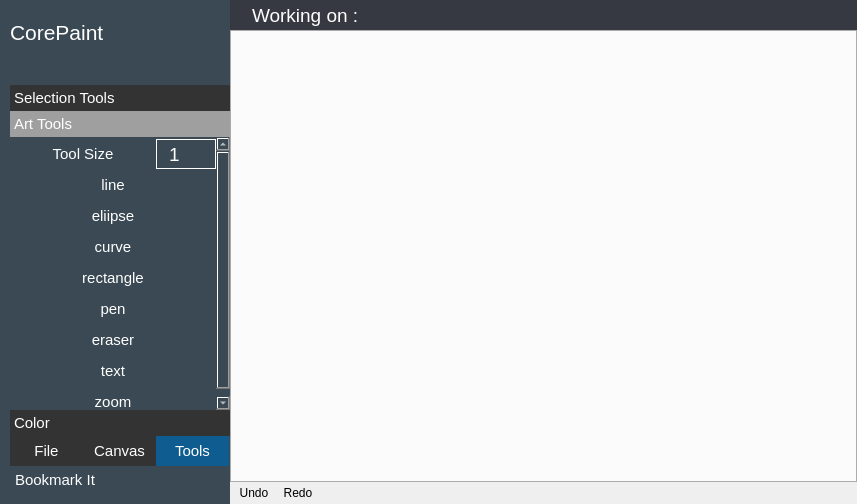
First picture: the form in app/corepaint/corepaint.ui, repository rahmanshaber/corebox, before the edit.
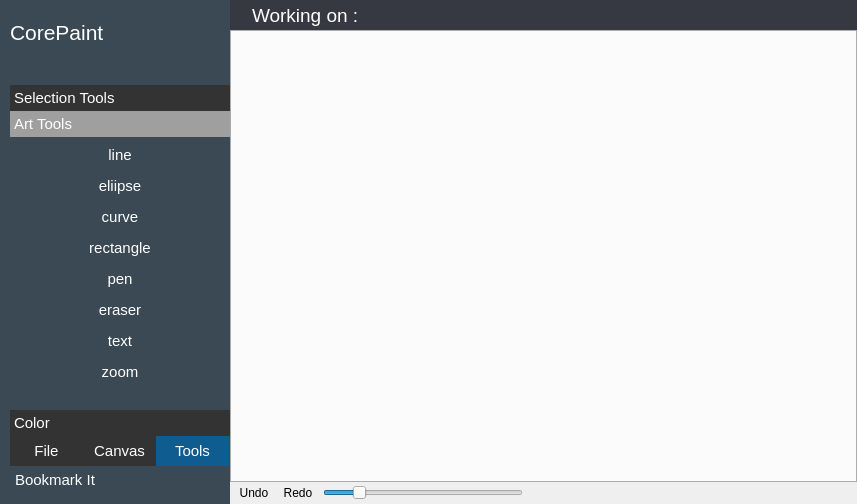
Second picture: the form after the edit. The open tabs and pages were chosen to show the change. Icons and pictures are not drawn.

```diff
--- a/app/corepaint/corepaint.ui
+++ b/app/corepaint/corepaint.ui
@@ -1025,7 +1025,7 @@
                <x>0</x>
                <y>0</y>
                <width>88</width>
-               <height>270</height>
+               <height>234</height>
               </rect>
              </property>
              <attribute name="label">
@@ -1047,157 +1047,6 @@
               <property name="bottomMargin">
                <number>0</number>
               </property>
-              <item>
-               <widget class="QFrame" name="frame_4">
-                <property name="sizePolicy">
-                 <sizepolicy hsizetype="Expanding" vsizetype="Preferred">
-                  <horstretch>0</horstretch>
-                  <verstretch>0</verstretch>
-                 </sizepolicy>
-                </property>
-                <property name="minimumSize">
-                 <size>
-                  <width>30</width>
-                  <height>30</height>
-                 </size>
-                </property>
-                <property name="maximumSize">
-                 <size>
-                  <width>400</width>
-                  <height>30</height>
-                 </size>
-                </property>
-                <property name="font">
-                 <font>
-                  <pointsize>14</pointsize>
-                 </font>
-                </property>
-                <property name="styleSheet">
-                 <string notr="true">QSpinBox {
-    border-width: 3;
-}</string>
-                </property>
-                <property name="frameShape">
-                 <enum>QFrame::NoFrame</enum>
-                </property>
-                <property name="frameShadow">
-                 <enum>QFrame::Plain</enum>
-                </property>
-                <layout class="QHBoxLayout" name="horizontalLayout_3">
-                 <property name="spacing">
-                  <number>0</number>
-                 </property>
-                 <property name="leftMargin">
-                  <number>0</number>
-                 </property>
-                 <property name="topMargin">
-                  <number>0</number>
-                 </property>
-                 <property name="rightMargin">
-                  <number>0</number>
-                 </property>
-                 <property name="bottomMargin">
-                  <number>0</number>
-                 </property>
-                 <item>
-                  <widget class="QToolButton" name="toolButton">
-                   <property name="sizePolicy">
-                    <sizepolicy hsizetype="Expanding" vsizetype="Expanding">
-                     <horstretch>0</horstretch>
-                     <verstretch>0</verstretch>
-                    </sizepolicy>
-                   </property>
-                   <property name="minimumSize">
-                    <size>
-                     <width>0</width>
-                     <height>30</height>
-                    </size>
-                   </property>
-                   <property name="maximumSize">
-                    <size>
-                     <width>16777215</width>
-                     <height>32</height>
-                    </size>
-                   </property>
-                   <property name="font">
-                    <font>
-                     <pointsize>11</pointsize>
-                    </font>
-                   </property>
-                   <property name="styleSheet">
-                    <string notr="true">QToolButton{
-Text-align:left;
-padding: 5px 5px 5px 5px;
-}
-
-QToolButton:hover {
-background-color: #212F39; 
-}
-</string>
-                   </property>
-                   <property name="text">
-                    <string>Tool Size</string>
-                   </property>
-                   <property name="icon">
-                    <iconset>
-                     <normaloff>:/icons/tools.png</normaloff>:/icons/tools.png</iconset>
-                   </property>
-                   <property name="iconSize">
-                    <size>
-                     <width>22</width>
-                     <height>22</height>
-                    </size>
-                   </property>
-                   <property name="toolButtonStyle">
-                    <enum>Qt::ToolButtonTextBesideIcon</enum>
-                   </property>
-                  </widget>
-                 </item>
-                 <item>
-                  <widget class="QSpinBox" name="pensize">
-                   <property name="minimumSize">
-                    <size>
-                     <width>60</width>
-                     <height>30</height>
-                    </size>
-                   </property>
-                   <property name="maximumSize">
-                    <size>
-                     <width>30</width>
-                     <height>16777215</height>
-                    </size>
-                   </property>
-                   <property name="font">
-                    <font>
-                     <pointsize>14</pointsize>
-                    </font>
-                   </property>
-                   <property name="cursor">
-                    <cursorShape>SizeVerCursor</cursorShape>
-                   </property>
-                   <property name="styleSheet">
-                    <string notr="true">QSpinBox {
-    border: 1px solid #ffffff;
-    padding: 5px 5px 5px 10px;
-}</string>
-                   </property>
-                   <property name="buttonSymbols">
-                    <enum>QAbstractSpinBox::NoButtons</enum>
-                   </property>
-                   <property name="specialValueText">
-                    <string notr="true"/>
-                   </property>
-                   <property name="minimum">
-                    <number>1</number>
-                   </property>
-                   <property name="maximum">
-                    <number>20</number>
-                   </property>
-                  </widget>
-                 </item>
-                </layout>
-               </widget>
-              </item>
               <item>
                <widget class="QToolButton" name="line">
                 <property name="sizePolicy">
@@ -2181,6 +2030,37 @@
         </property>
        </widget>
       </item>
+      <item>
+       <widget class="QSlider" name="toolSize">
+        <property name="sizePolicy">
+         <sizepolicy hsizetype="Preferred" vsizetype="Fixed">
+          <horstretch>0</horstretch>
+          <verstretch>0</verstretch>
+         </sizepolicy>
+        </property>
+        <property name="minimumSize">
+         <size>
+          <width>200</width>
+          <height>0</height>
+         </size>
+        </property>
+        <property name="toolTip">
+         <string>Tool Size</string>
+        </property>
+        <property name="minimum">
+         <number>1</number>
+        </property>
+        <property name="maximum">
+         <number>20</number>
+        </property>
+        <property name="value">
+         <number>4</number>
+        </property>
+        <property name="orientation">
+         <enum>Qt::Horizontal</enum>
+        </property>
+       </widget>
+      </item>
       <item>
        <spacer name="horizontalSpacer">
         <property name="orientation">
```
Left out of the diff: 11 changed lines with no effect on the pictures.
